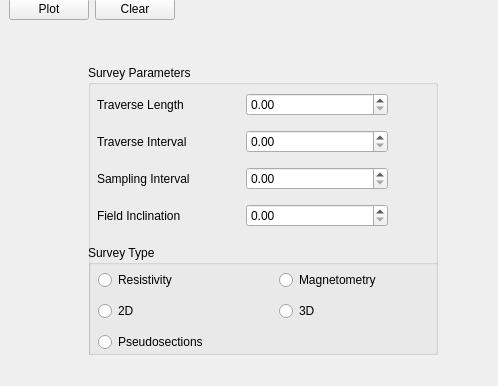
First picture: the form in GUI/MainUI.ui, repository ArchaeoPY/ArchaeoPY-Modeller, before the edit; both pictures show x 0 to 498 and y 436 to 822 of the 1324 by 822 pixel window.
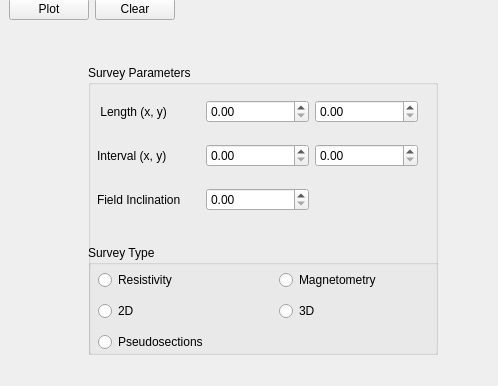
Second picture: the form after the edit. Custom widgets are drawn as their Qt base class.

The edit to the form file:
```diff
--- a/GUI/MainUI.ui
+++ b/GUI/MainUI.ui
@@ -369,51 +369,47 @@
           <rect>
            <x>9</x>
            <y>20</y>
-           <width>291</width>
-           <height>151</height>
+           <width>321</width>
+           <height>141</height>
           </rect>
          </property>
          <layout class="QGridLayout" name="gridLayout_2">
-          <item row="1" column="0">
-           <widget class="QLabel" name="label_traverseint">
-            <property name="text">
-             <string>Traverse Interval</string>
-            </property>
-           </widget>
-          </item>
           <item row="2" column="1">
-           <widget class="QDoubleSpinBox" name="doubleSpinBox_samplingint"/>
-          </item>
-          <item row="3" column="1">
            <widget class="QDoubleSpinBox" name="doubleSpinBox_fieldinclination"/>
           </item>
-          <item row="1" column="1">
-           <widget class="QDoubleSpinBox" name="doubleSpinBox_traverseint"/>
-          </item>
-          <item row="2" column="0">
-           <widget class="QLabel" name="label_samplingint">
-            <property name="text">
-             <string>Sampling Interval</string>
-            </property>
-           </widget>
-          </item>
           <item row="0" column="0">
            <widget class="QLabel" name="label_traverselength">
             <property name="text">
-             <string>Traverse Length</string>
+             <string> Length (x, y)</string>
             </property>
            </widget>
           </item>
-          <item row="3" column="0">
+          <item row="2" column="0">
            <widget class="QLabel" name="label_fieldinclination">
             <property name="text">
              <string>Field Inclination</string>
             </property>
            </widget>
           </item>
+          <item row="1" column="0">
+           <widget class="QLabel" name="label_traverseint">
+            <property name="text">
+             <string>Interval (x, y)</string>
+            </property>
+           </widget>
+          </item>
           <item row="0" column="1">
            <widget class="QDoubleSpinBox" name="doubleSpinBox_traverselength"/>
           </item>
+          <item row="1" column="2">
+           <widget class="QDoubleSpinBox" name="doubleSpinBox_traverseint"/>
+          </item>
+          <item row="0" column="2">
+           <widget class="QDoubleSpinBox" name="doubleSpinBox"/>
+          </item>
+          <item row="1" column="1">
+           <widget class="QDoubleSpinBox" name="doubleSpinBox_samplingint"/>
+          </item>
          </layout>
         </widget>
         <widget class="QGroupBox" name="groupBox_method">
```
